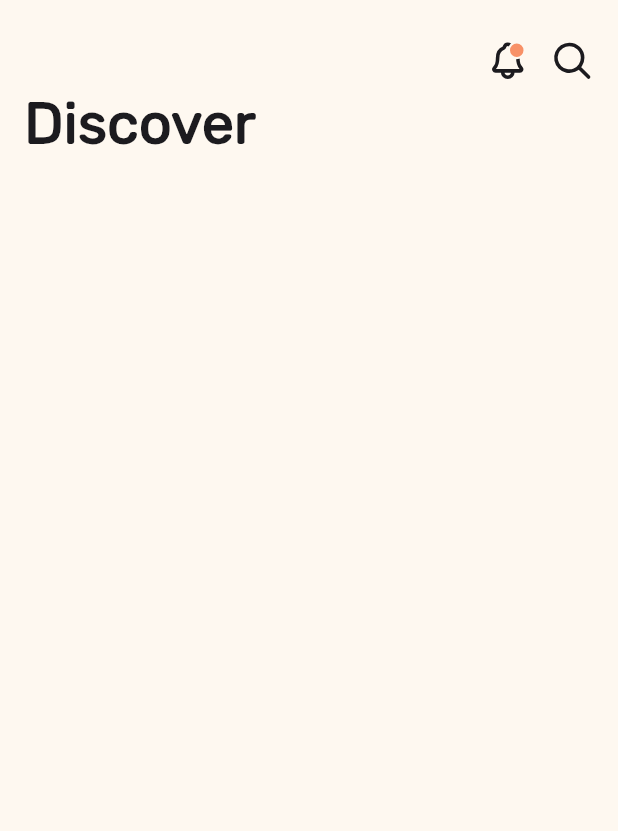
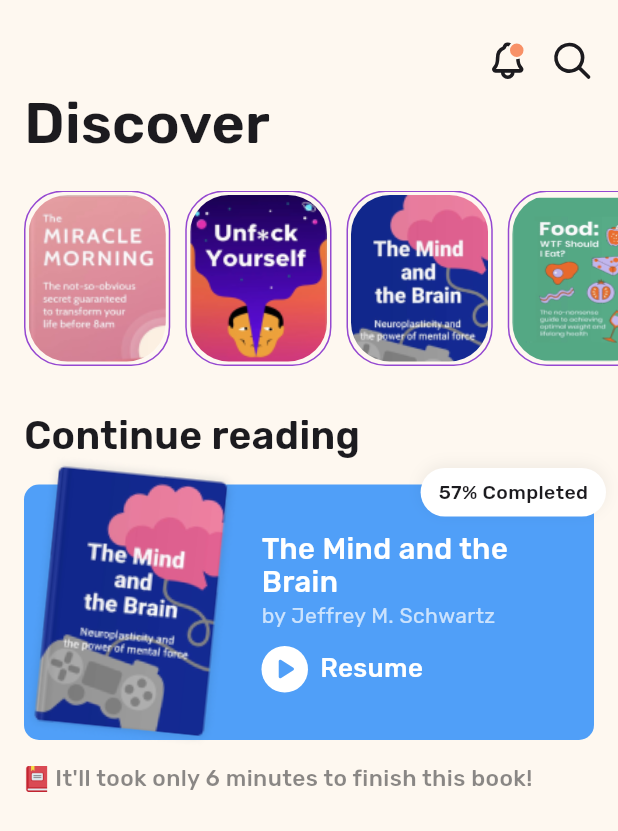
Before and after one commit to aconitum001/book, a Flutter app: the screen it shows after launch, on a phone screen of 412 x 824 dp. Shown: the top 831 px of the screen. Run offline on Flutter 3.47's test engine with Material 3 defaults, Android fonts, the phone set to English and light mode, and no system bars; our stand-ins replace device_preview, flutter_svg, go_router.

Commit message:
completed copmition section

```diff
--- a/lib/main.dart
+++ b/lib/main.dart
@@ -1,8 +1,16 @@
 import 'package:books/utils/app_router.dart';
+import 'package:device_preview/device_preview.dart';
 import 'package:flutter/material.dart';
 
 void main() {
-  runApp(const Books());
+  runApp(
+    DevicePreview(
+      enabled: false,
+      builder: (context) {
+        return const Books();
+      },
+    ),
+  );
 }
 
 class Books extends StatelessWidget {
@@ -12,6 +20,8 @@ class Books extends StatelessWidget {
   Widget build(BuildContext context) {
     return MaterialApp.router(
       routerConfig: AppRouter.router,
+      locale: DevicePreview.locale(context),
+      builder: DevicePreview.appBuilder,
       debugShowCheckedModeBanner: false,
     );
   }
--- a/lib/utils/app_styles.dart
+++ b/lib/utils/app_styles.dart
@@ -31,6 +31,24 @@ abstract class AppStyles {
   static TextStyle style15Medium(BuildContext context, {Color? color}) {
     return TextStyle(
       fontSize: getResponsiveFontSize(fontsize: 15, context: context),
+      color: color,
+      fontWeight: FontWeight.w500, // Medium
+      fontFamily: 'Rubik',
+    );
+  }
+
+  static TextStyle style14Medium(BuildContext context, {Color? color}) {
+    return TextStyle(
+      fontSize: getResponsiveFontSize(fontsize: 14, context: context),
+      color: color,
+      fontWeight: FontWeight.w500, // Medium
+      fontFamily: 'Rubik',
+    );
+  }
+
+  static TextStyle style16Medium(BuildContext context, {Color? color}) {
+    return TextStyle(
+      fontSize: getResponsiveFontSize(fontsize: 16, context: context),
       color: color,
       fontWeight: FontWeight.w500, // Medium
       fontFamily: 'Rubik',
@@ -91,6 +109,17 @@ abstract class AppStyles {
     );
   }
 
+  static TextStyle style18Medium(BuildContext context,
+      {Color? color, double? height}) {
+    return TextStyle(
+      fontSize: getResponsiveFontSize(fontsize: 18, context: context),
+      color: color,
+      fontWeight: FontWeight.w500, // Semi-bold
+      fontFamily: 'Rubik',
+      height: height,
+    );
+  }
+
   static TextStyle style13Regular(BuildContext context, {Color? color}) {
     return TextStyle(
       fontSize: getResponsiveFontSize(fontsize: 13, context: context),
--- a/lib/utils/assets.dart
+++ b/lib/utils/assets.dart
@@ -38,6 +38,10 @@ class Assets {
   /// assets/images/book8.png
   static const String assetsImagesBook8 = "assets/images/book8.png";
 
+  /// Assets for assetsImagesBookIcon
+  /// assets/images/book_icon.png
+  static const String assetsImagesBookIcon = "assets/images/book_icon.png";
+
   /// Assets for assetsImagesMainBook
   /// assets/images/main_book.png
   static const String assetsImagesMainBook = "assets/images/main_book.png";
--- a/lib/utils/data.dart
+++ b/lib/utils/data.dart
@@ -2,21 +2,6 @@ import 'package:books/models/book_model.dart';
 import 'package:books/utils/assets.dart';
 
 List<BookModel> books = [
-  const BookModel(
-    title: "13 Things Mentally Strong People Don't Do",
-    author: "Amy Morin",
-    image: Assets.assetsImagesBook7,
-    time: 7,
-    chapters: 5,
-    insights: 4,
-    objectives: [
-      "Understand how your feelings affects you",
-      "How to take back your energies",
-      "How to build a better you, day after day",
-    ],
-    description:
-        "Atlas of the Heart (2021) is a guide to understanding your emotions and learning how to regulate them. Everyone experiences strong emotions, but most people can't identify what it is they're feeling, or work out where the feelings come from. Developing your emotional vocabulary will transform your relationship to yourself, and the people around you.",
-  ),
   const BookModel(
     title: "The Miracle Morning",
     author: "Hal Elrod",
@@ -49,7 +34,7 @@ List<BookModel> books = [
   ),
   const BookModel(
     title: "The Mind and the Brain",
-    author: "Jeffrey M. Schwartz, Sharon Begley",
+    author: "Jeffrey M. Schwartz",
     image: Assets.assetsImagesBook3, // Add image path here
     time: 9,
     chapters: 10,
@@ -85,7 +70,7 @@ List<BookModel> books = [
     chapters: 10,
     insights: 4,
     objectives: [
-      "Find clarity in your life’s purpose",
+      "Find clarity in your life's purpose",
       "Discover actionable steps for personal fulfillment",
       "Learn wisdom from thought leaders",
     ],
@@ -108,6 +93,21 @@ List<BookModel> books = [
         "This book teaches techniques for making strong first impressions and quickly forming meaningful connections with others, both personally and professionally.",
   ),
   const BookModel(
+    title: "13 Things Mentally Strong People Don't Do",
+    author: "Amy Morin",
+    image: Assets.assetsImagesBook7,
+    time: 7,
+    chapters: 5,
+    insights: 4,
+    objectives: [
+      "Understand how your feelings affects you",
+      "How to take back your energies",
+      "How to build a better you, day after day",
+    ],
+    description:
+        "Atlas of the Heart (2021) is a guide to understanding your emotions and learning how to regulate them. Everyone experiences strong emotions, but most people can't identify what it is they're feeling, or work out where the feelings come from. Developing your emotional vocabulary will transform your relationship to yourself, and the people around you.",
+  ),
+  const BookModel(
     title: "Emotional Intelligence",
     author: "Daniel Goleman",
     image: Assets.assetsImagesBook8, // Add image path here
@@ -123,3 +123,6 @@ List<BookModel> books = [
         "Emotional Intelligence explains the importance of emotional intelligence in both personal and professional life. It covers how EQ can be a better predictor of success than IQ.",
   ),
 ];
+
+List<BookModel> discoveryList = books.getRange(0, 4).toList();
+List<BookModel> societyHacksList = books.getRange(4, 8).toList();
--- /dev/null
+++ b/lib/widgets/complition_widget.dart
@@ -0,0 +1,51 @@
+import 'package:books/utils/app_colors.dart';
+import 'package:books/utils/app_styles.dart';
+import 'package:flutter/material.dart';
+
+class ComplitionWidget extends StatelessWidget {
+  const ComplitionWidget({
+    super.key,
+    required this.width,
+  });
+
+  final double width;
+
+  @override
+  Widget build(BuildContext context) {
+    return SizedBox(
+      width: width * 0.3,
+      child: AspectRatio(
+        aspectRatio: 103 / 27,
+        child: Container(
+          padding: const EdgeInsets.symmetric(
+            vertical: 4,
+            horizontal: 11,
+          ),
+          decoration: BoxDecoration(
+            color: Colors.white,
+            boxShadow: [
+              BoxShadow(
+                offset: const Offset(0, -2),
+                blurRadius: 8,
+                spreadRadius: 0,
+                color: Colors.black.withOpacity(.06),
+              )
+            ],
+            borderRadius: BorderRadius.circular(30),
+          ),
+          child: FittedBox(
+            fit: BoxFit.scaleDown,
+            alignment: Alignment.center,
+            child: Text(
+              "57% Completed",
+              style: AppStyles.style12Medium(
+                context,
+                color: AppColors.textColor,
+              ),
+            ),
+          ),
+        ),
+      ),
+    );
+  }
+}
--- /dev/null
+++ b/lib/widgets/continue_reading_main_container.dart
@@ -0,0 +1,109 @@
+import 'package:books/models/book_model.dart';
+import 'package:books/utils/app_colors.dart';
+import 'package:books/utils/app_styles.dart';
+import 'package:flutter/material.dart';
+
+class ContinueReadingMainContainer extends StatelessWidget {
+  const ContinueReadingMainContainer({
+    super.key,
+    required this.bookModel,
+  });
+
+  final BookModel bookModel;
+
+  @override
+  Widget build(BuildContext context) {
+    return AspectRatio(
+      aspectRatio: 358 / 148,
+      child: Container(
+        padding: const EdgeInsets.symmetric(
+          vertical: 20,
+        ),
+        margin: const EdgeInsets.symmetric(
+          horizontal: 16,
+        ),
+        decoration: BoxDecoration(
+          color: AppColors.lightBlue,
+          borderRadius: BorderRadius.circular(10),
+        ),
+        child: Row(
+          children: [
+            const Expanded(
+              flex: 5,
+              child: SizedBox(),
+            ),
+            Expanded(
+              flex: 6,
+              child: Column(
+                crossAxisAlignment: CrossAxisAlignment.stretch,
+                mainAxisAlignment: MainAxisAlignment.center,
+                children: [
+                  Text(
+                    bookModel.title,
+                    style: AppStyles.style18Medium(
+                      context,
+                      color: Colors.white,
+                      height: 1.15,
+                    ),
+                  ),
+                  const SizedBox(
+                    height: 2,
+                  ),
+                  Padding(
+                    padding: const EdgeInsets.only(
+                      right: 18,
+                    ),
+                    child: FittedBox(
+                      fit: BoxFit.scaleDown,
+                      alignment: Alignment.centerLeft,
+                      child: Text(
+                        "by ${bookModel.author}",
+                        style: AppStyles.style13Regular(
+                          context,
+                          color: Colors.white.withOpacity(.7),
+                        ),
+                      ),
+                    ),
+                  ),
+                  const SizedBox(
+                    height: 10,
+                  ),
+                  Row(
+                    children: [
+                      Container(
+                        width: 31,
+                        height: 31,
+                        decoration: const BoxDecoration(
+                          color: Colors.white,
+                          shape: BoxShape.circle,
+                        ),
+                        child: const Icon(
+                          Icons.play_arrow_rounded,
+                          color: AppColors.lightBlue,
+                        ),
+                      ),
+                      const SizedBox(
+                        width: 8,
+                      ),
+                      Text(
+                        "Resume",
+                        style: AppStyles.style16Medium(
+                          context,
+                          color: Colors.white,
+                        ),
+                      )
+                    ],
+                  )
+                ],
+              ),
+            ),
+            const Expanded(
+              flex: 1,
+              child: SizedBox(),
+            )
+          ],
+        ),
+      ),
+    );
+  }
+}
--- /dev/null
+++ b/lib/widgets/continue_reading_widget.dart
@@ -0,0 +1,46 @@
+import 'package:books/utils/assets.dart';
+import 'package:books/utils/data.dart';
+import 'package:books/widgets/complition_widget.dart';
+import 'package:books/widgets/continue_reading_main_container.dart';
+import 'package:flutter/material.dart';
+
+class ContinueReadingWidget extends StatelessWidget {
+  const ContinueReadingWidget({super.key});
+
+  @override
+  Widget build(BuildContext context) {
+    var width = MediaQuery.sizeOf(context).width;
+
+    // Calculate a responsive scale factor based on the screen width
+    double scaleFactor =
+        width * 0.0002; // Adjust this value to achieve your desired effect
+
+    return Stack(
+      clipBehavior: Clip.none,
+      children: [
+        ContinueReadingMainContainer(
+          bookModel: books[2],
+        ),
+        Positioned(
+          right: 8,
+          top: -11,
+          child: ComplitionWidget(width: width),
+        ),
+        Positioned(
+          top: -22,
+          left: width * 0.08,
+          child: Transform(
+            transform: Matrix4.identity()
+              ..rotateZ(0.1)
+              ..scale(
+                1 + scaleFactor,
+              ),
+            child: Image.asset(
+              Assets.assetsImagesMainBook,
+            ),
+          ),
+        ),
+      ],
+    );
+  }
+}
--- a/lib/widgets/discover_list_view.dart
+++ b/lib/widgets/discover_list_view.dart
@@ -1,3 +1,5 @@
+import 'package:books/utils/data.dart';
+import 'package:books/widgets/discover_list_view_item_widget.dart';
 import 'package:flutter/material.dart';
 
 class DiscoverListView extends StatelessWidget {
@@ -5,6 +7,22 @@ class DiscoverListView extends StatelessWidget {
 
   @override
   Widget build(BuildContext context) {
-    return const Placeholder();
+    return ListView.builder(
+      itemCount: discoveryList.length,
+      scrollDirection: Axis.horizontal,
+      physics: const BouncingScrollPhysics(),
+      itemBuilder: (context, index) => Padding(
+        padding: EdgeInsets.only(
+          right: index < discoveryList.length - 1 ? 10 : 16,
+          left: index == 0 ? 16 : 0,
+        ),
+        child: AspectRatio(
+          aspectRatio: 97.5 / 117,
+          child: DiscoverListViewItemWidget(
+            bookModel: discoveryList[index],
+          ),
+        ),
+      ),
+    );
   }
 }
--- a/lib/widgets/discover_list_view_item_widget.dart
+++ b/lib/widgets/discover_list_view_item_widget.dart
@@ -1,6 +1,6 @@
 import 'package:books/models/book_model.dart';
 import 'package:books/utils/app_colors.dart';
-import 'package:books/utils/assets.dart';
+
 import 'package:flutter/material.dart';
 
 class DiscoverListViewItemWidget extends StatelessWidget {
@@ -19,8 +19,16 @@ class DiscoverListViewItemWidget extends StatelessWidget {
           color: AppColors.primaryColor,
         ),
       ),
-      child: Image.asset(
-        bookModel.image,
+      child: Container(
+        decoration: BoxDecoration(
+          borderRadius: BorderRadius.circular(26),
+          image: DecorationImage(
+            image: AssetImage(
+              bookModel.image,
+            ),
+            fit: BoxFit.fill,
+          ),
+        ),
       ),
     );
   }
--- a/lib/widgets/home_view_body.dart
+++ b/lib/widgets/home_view_body.dart
@@ -1,6 +1,9 @@
 import 'package:books/utils/app_colors.dart';
 import 'package:books/utils/app_styles.dart';
+import 'package:books/utils/assets.dart';
+import 'package:books/widgets/continue_reading_widget.dart';
 import 'package:books/widgets/custom_app_bar.dart';
+import 'package:books/widgets/discover_list_view.dart';
 import 'package:flutter/material.dart';
 
 class HomeViewBody extends StatelessWidget {
@@ -8,10 +11,7 @@ class HomeViewBody extends StatelessWidget {
 
   @override
   Widget build(BuildContext context) {
-    return CustomScrollView(
-      slivers: [
-        SliverToBoxAdapter(
-          child: Column(
+    return Column(
       crossAxisAlignment: CrossAxisAlignment.stretch,
       children: [
         const SizedBox(
@@ -34,11 +34,59 @@ class HomeViewBody extends StatelessWidget {
               color: AppColors.textColor,
             ),
           ),
-              )
+        ),
+        const SizedBox(
+          height: 18,
+        ),
+        const SizedBox(
+          height: 117,
+          child: DiscoverListView(),
+        ),
+        const SizedBox(
+          height: 27,
+        ),
+        Padding(
+          padding: const EdgeInsets.symmetric(
+            horizontal: 16,
+          ),
+          child: Text(
+            "Continue reading",
+            style: AppStyles.style24SemiBold(
+              context,
+              color: AppColors.textColor,
+            ),
+          ),
+        ),
+        const SizedBox(
+          height: 15,
+        ),
+        const ContinueReadingWidget(),
+        const SizedBox(
+          height: 15,
+        ),
+        Padding(
+          padding: const EdgeInsets.symmetric(
+            horizontal: 16,
+          ),
+          child: Row(
+            children: [
+              Image.asset(
+                Assets.assetsImagesBookIcon,
+                height: 17,
+              ),
+              FittedBox(
+                fit: BoxFit.fill,
+                child: Text(
+                  " It'll took only 6 minutes to finish this book!",
+                  style: AppStyles.style14Medium(
+                    context,
+                    color: AppColors.lightText,
+                  ),
+                ),
+              ),
             ],
           ),
-        ),
-
+        )
       ],
     );
   }
```
Also changed, not shown: pubspec.yaml (+7 -0 lines), assets/fonts/Rubik-Bold.ttf (added), assets/fonts/Rubik-Medium.ttf (added), assets/fonts/Rubik-SemiBold.ttf (added), assets/images/book4.png, assets/images/book_icon.png (added), pubspec.lock, 1 other file. Lines whose indentation alone changed are shown as unchanged.
